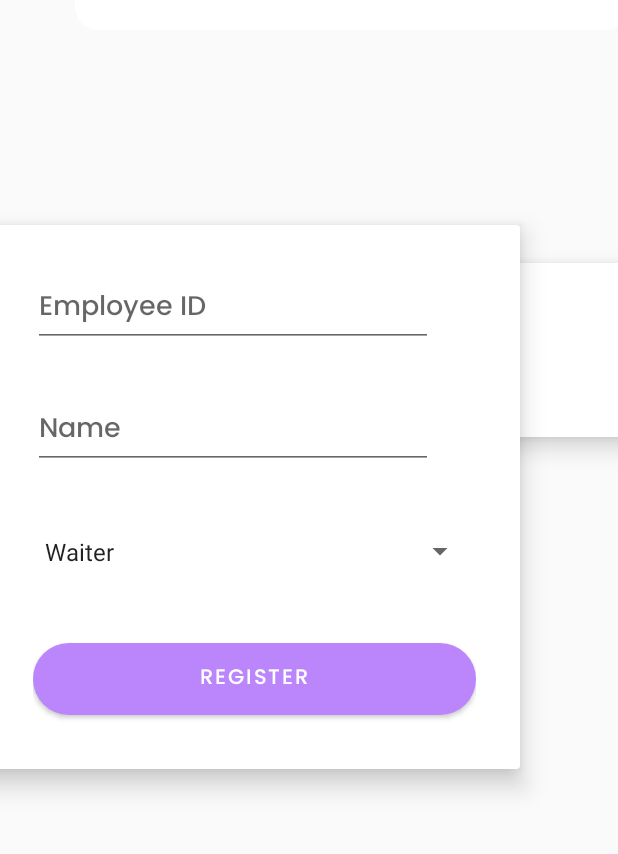
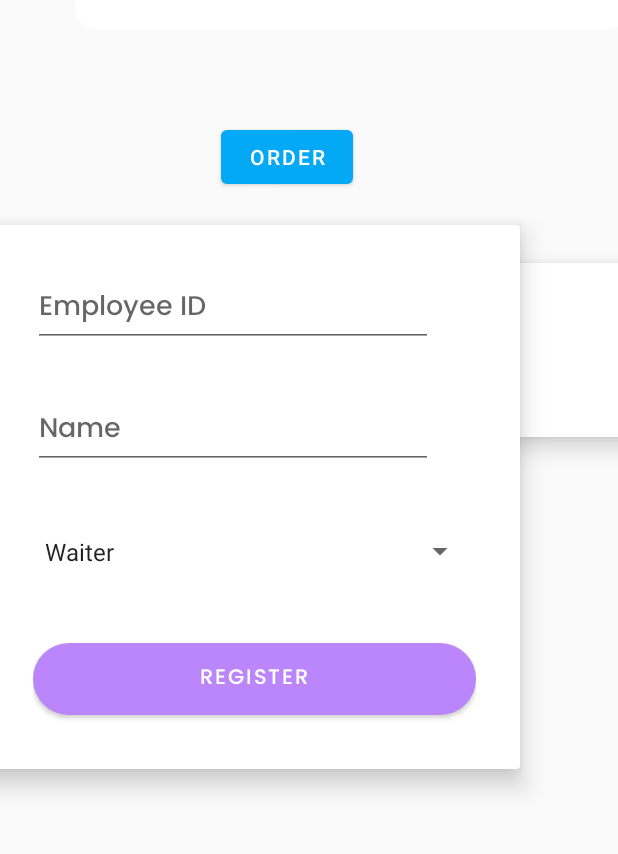
Before and after one commit to jonleinena/BarLinkApp, an Android app: the MainActivity screen opened directly, with no data from a screen before it, after a tap on "REGISTER", on a phone screen of 412 x 824 dp, the part 173-1027 px from its top. Run offline under Robolectric (Android 15) with nearby library versions, the phone set to English and light mode, and no system bars; 1 statement that could not run was skipped.

Commit message:
Added generic merge sort and order functionality to users screen

```diff
--- a/app/src/main/java/com/example/barlink/command/User.java
+++ b/app/src/main/java/com/example/barlink/command/User.java
@@ -1,4 +1,7 @@
 package com.example.barlink.command;
+
+
+import com.example.barlink.utils.I_Comparable;
 
 /**
  * Represents a user (employee)
@@ -7,7 +10,7 @@ package com.example.barlink.command;
  * @author Mikel Ferrer - https://github.com/FerreMikel
  */
 
-public class User {
+public class User implements I_Comparable<User> {
     String name;
     int idEmployee;
     String typeEmployee;
@@ -57,4 +60,10 @@ public class User {
     public void setTypeEmployee(String typeEmployee) {
         this.typeEmployee = typeEmployee;
     }
+
+
+    @Override
+    public boolean compare(User o) {
+        return this.idEmployee>o.getIdEmployee();
+    }
 }
--- /dev/null
+++ b/app/src/main/java/com/example/barlink/utils/I_Comparable.java
@@ -0,0 +1,5 @@
+package com.example.barlink.utils;
+
+public interface I_Comparable <T> {
+    public boolean compare(T o);
+}
--- a/app/src/main/java/com/example/barlink/utils/MainActivity.java
+++ b/app/src/main/java/com/example/barlink/utils/MainActivity.java
@@ -28,7 +28,7 @@ public class MainActivity extends AppCompatActivity {
     private Spinner userTypeMenu;
     private EditText nameInput2;
     private EditText idInput;
-    private Button button;
+    private Button button, button2;
     private String name, selectedItem;
     private int userId;
     private FirstAdapter adapter;
@@ -51,6 +51,7 @@ public class MainActivity extends AppCompatActivity {
         nameInput2 = (EditText) findViewById(R.id.nameInput2);
         idInput = (EditText) findViewById(R.id.idInput);
         button = (Button) findViewById(R.id.button);
+        button2 = (Button) findViewById(R.id.button3);
 
         /**
          * When clicking the button the user is saved in teh database and the recyclerview updated
@@ -63,9 +64,16 @@ public class MainActivity extends AppCompatActivity {
                 User user = new User(name, userId, selectedItem);
                 users.add(user);
                 dbManager.saveUser(user);
-                adapter.notifyItemInserted(users.size()-1);
+                adapter.notifyDataSetChanged();
                 emptyTextFields();
                 showToast("User "+ name + " successfully registered");
+            }
+        });
+        button2.setOnClickListener(new View.OnClickListener() {
+            @Override
+            public void onClick(View v) {
+                users = Sorting.mergeSort(users);
+                createAdapter();
             }
         });
 
--- a/app/src/main/res/layout/activity_main.xml
+++ b/app/src/main/res/layout/activity_main.xml
@@ -115,4 +115,16 @@
         </LinearLayout>
     </androidx.cardview.widget.CardView>
 
+    <Button
+        android:id="@+id/button3"
+        android:layout_width="wrap_content"
+        android:layout_height="wrap_content"
+        android:layout_marginTop="196dp"
+        android:text="ORDER"
+        app:backgroundTint="#03A9F4"
+        app:layout_constraintEnd_toEndOf="parent"
+        app:layout_constraintHorizontal_bias="0.454"
+        app:layout_constraintStart_toStartOf="parent"
+        app:layout_constraintTop_toTopOf="parent" />
+
 </androidx.constraintlayout.widget.ConstraintLayout>
```
Also changed, not shown: app/src/main/java/com/example/barlink/utils/Sorting.java (added, +45 -0 lines), app/src/main/java/com/example/barlink/utils/Tables.java (+18 -2 lines), app/src/main/java/com/example/barlink/utils/adapters/GenericAdapter.java (+7 -0 lines).
